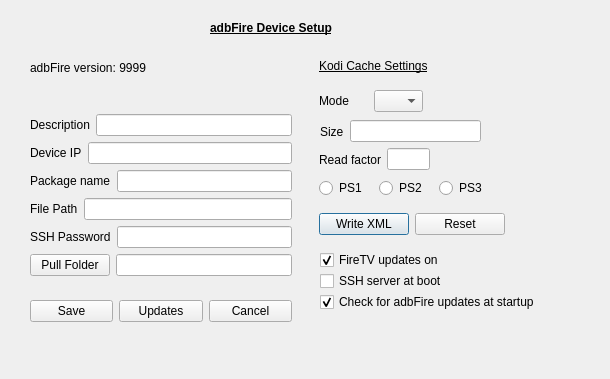
First picture: the form in preferencesdialog.ui, repository kbrack1/adbFire, before the edit.
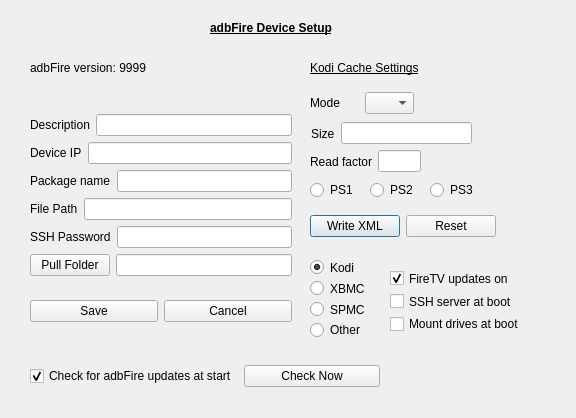
Second picture: the form after the edit.

Patch:
```diff
--- a/preferencesdialog.ui
+++ b/preferencesdialog.ui
@@ -6,8 +6,8 @@
    <rect>
     <x>0</x>
     <y>0</y>
-    <width>610</width>
-    <height>379</height>
+    <width>576</width>
+    <height>418</height>
    </rect>
   </property>
   <property name="windowTitle">
@@ -58,8 +58,8 @@
   <widget class="QLabel" name="label_8">
    <property name="geometry">
     <rect>
-     <x>319</x>
-     <y>58</y>
+     <x>310</x>
+     <y>60</y>
      <width>161</width>
      <height>16</height>
     </rect>
@@ -71,8 +71,8 @@
   <widget class="QWidget" name="layoutWidget">
    <property name="geometry">
     <rect>
-     <x>319</x>
-     <y>88</y>
+     <x>310</x>
+     <y>90</y>
      <width>104</width>
      <height>26</height>
     </rect>
@@ -125,8 +125,8 @@
   <widget class="QWidget" name="layoutWidget">
    <property name="geometry">
     <rect>
-     <x>319</x>
-     <y>208</y>
+     <x>310</x>
+     <y>210</y>
      <width>186</width>
      <height>32</height>
     </rect>
@@ -154,8 +154,8 @@
   <widget class="QWidget" name="layoutWidget">
    <property name="geometry">
     <rect>
-     <x>319</x>
-     <y>178</y>
+     <x>310</x>
+     <y>180</y>
      <width>174</width>
      <height>20</height>
     </rect>
@@ -202,8 +202,8 @@
   <widget class="QWidget" name="layoutWidget">
    <property name="geometry">
     <rect>
-     <x>320</x>
-     <y>120</y>
+     <x>311</x>
+     <y>122</y>
      <width>161</width>
      <height>23</height>
     </rect>
@@ -234,8 +234,8 @@
   <widget class="QWidget" name="layoutWidget">
    <property name="geometry">
     <rect>
-     <x>319</x>
-     <y>148</y>
+     <x>310</x>
+     <y>150</y>
      <width>111</width>
      <height>23</height>
     </rect>
@@ -269,63 +269,6 @@
     </item>
    </layout>
   </widget>
-  <widget class="QCheckBox" name="sshbox">
-   <property name="geometry">
-    <rect>
-     <x>320</x>
-     <y>271</y>
-     <width>142</width>
-     <height>20</height>
-    </rect>
-   </property>
-   <property name="toolTip">
-    <string>&lt;html&gt;&lt;head/&gt;&lt;body&gt;&lt;p&gt;Start SSH server at boot&lt;/p&gt;&lt;/body&gt;&lt;/html&gt;</string>
-   </property>
-   <property name="text">
-    <string>SSH server at boot</string>
-   </property>
-   <property name="checked">
-    <bool>false</bool>
-   </property>
-  </widget>
-  <widget class="QCheckBox" name="ftvupdatesBox">
-   <property name="geometry">
-    <rect>
-     <x>320</x>
-     <y>250</y>
-     <width>138</width>
-     <height>20</height>
-    </rect>
-   </property>
-   <property name="toolTip">
-    <string>&lt;html&gt;&lt;head/&gt;&lt;body&gt;&lt;p&gt;This&lt;span style=&quot; color:#c0c0c0;&quot;/&gt;disables/enables&lt;span style=&quot; color:#c0c0c0;&quot;/&gt;com.amazon.dcp&lt;/p&gt;&lt;/body&gt;&lt;/html&gt;</string>
-   </property>
-   <property name="text">
-    <string>FireTV updates on</string>
-   </property>
-   <property name="checked">
-    <bool>true</bool>
-   </property>
-  </widget>
-  <widget class="QCheckBox" name="versioncheck">
-   <property name="geometry">
-    <rect>
-     <x>320</x>
-     <y>292</y>
-     <width>252</width>
-     <height>20</height>
-    </rect>
-   </property>
-   <property name="toolTip">
-    <string>&lt;html&gt;&lt;head/&gt;&lt;body&gt;&lt;p&gt;Check for adbFire updates when program starts&lt;/p&gt;&lt;/body&gt;&lt;/html&gt;</string>
-   </property>
-   <property name="text">
-    <string>Check for adbFire updates at startup</string>
-   </property>
-   <property name="checked">
-    <bool>true</bool>
-   </property>
-  </widget>
   <widget class="QWidget" name="layoutWidget">
    <property name="geometry">
     <rect>
@@ -463,16 +406,6 @@
         </property>
        </widget>
       </item>
-      <item>
-       <widget class="QPushButton" name="getUpdate">
-        <property name="toolTip">
-         <string>&lt;html&gt;&lt;head/&gt;&lt;body&gt;&lt;p&gt;Check for adbFire Updates&lt;/p&gt;&lt;/body&gt;&lt;/html&gt;</string>
-        </property>
-        <property name="text">
-         <string>Updates</string>
-        </property>
-       </widget>
-      </item>
       <item>
        <widget class="QPushButton" name="pushButton_2">
         <property name="toolTip">
@@ -487,6 +420,135 @@
     </item>
    </layout>
   </widget>
+  <widget class="QWidget" name="">
+   <property name="geometry">
+    <rect>
+     <x>30</x>
+     <y>360</y>
+     <width>350</width>
+     <height>32</height>
+    </rect>
+   </property>
+   <layout class="QHBoxLayout" name="horizontalLayout_11">
+    <item>
+     <widget class="QCheckBox" name="versioncheck">
+      <property name="toolTip">
+       <string>&lt;html&gt;&lt;head/&gt;&lt;body&gt;&lt;p&gt;Check for adbFire updates when program starts&lt;/p&gt;&lt;/body&gt;&lt;/html&gt;</string>
+      </property>
+      <property name="text">
+       <string>Check for adbFire updates at start</string>
+      </property>
+      <property name="checked">
+       <bool>true</bool>
+      </property>
+     </widget>
+    </item>
+    <item>
+     <widget class="QPushButton" name="getUpdate">
+      <property name="toolTip">
+       <string>&lt;html&gt;&lt;head/&gt;&lt;body&gt;&lt;p&gt;Check for adbFire Updates&lt;/p&gt;&lt;/body&gt;&lt;/html&gt;</string>
+      </property>
+      <property name="text">
+       <string>Check Now</string>
+      </property>
+     </widget>
+    </item>
+   </layout>
+  </widget>
+  <widget class="QWidget" name="">
+   <property name="geometry">
+    <rect>
+     <x>390</x>
+     <y>270</y>
+     <width>153</width>
+     <height>62</height>
+    </rect>
+   </property>
+   <layout class="QVBoxLayout" name="verticalLayout_3">
+    <item>
+     <widget class="QCheckBox" name="ftvupdatesBox">
+      <property name="toolTip">
+       <string>&lt;html&gt;&lt;head/&gt;&lt;body&gt;&lt;p&gt;This&lt;span style=&quot; color:#c0c0c0;&quot;/&gt;disables/enables&lt;span style=&quot; color:#c0c0c0;&quot;/&gt;com.amazon.dcp&lt;/p&gt;&lt;/body&gt;&lt;/html&gt;</string>
+      </property>
+      <property name="text">
+       <string>FireTV updates on</string>
+      </property>
+      <property name="checked">
+       <bool>true</bool>
+      </property>
+     </widget>
+    </item>
+    <item>
+     <widget class="QCheckBox" name="sshbox">
+      <property name="toolTip">
+       <string>&lt;html&gt;&lt;head/&gt;&lt;body&gt;&lt;p&gt;Start SSH server at boot&lt;/p&gt;&lt;/body&gt;&lt;/html&gt;</string>
+      </property>
+      <property name="text">
+       <string>SSH server at boot</string>
+      </property>
+      <property name="checked">
+       <bool>false</bool>
+      </property>
+     </widget>
+    </item>
+    <item>
+     <widget class="QCheckBox" name="mountbox">
+      <property name="toolTip">
+       <string>&lt;html&gt;&lt;head/&gt;&lt;body&gt;&lt;p&gt;Start SSH server at boot&lt;/p&gt;&lt;/body&gt;&lt;/html&gt;</string>
+      </property>
+      <property name="text">
+       <string>Mount drives at boot</string>
+      </property>
+      <property name="checked">
+       <bool>false</bool>
+      </property>
+     </widget>
+    </item>
+   </layout>
+  </widget>
+  <widget class="QWidget" name="">
+   <property name="geometry">
+    <rect>
+     <x>310</x>
+     <y>260</y>
+     <width>66</width>
+     <height>77</height>
+    </rect>
+   </property>
+   <layout class="QVBoxLayout" name="verticalLayout_4">
+    <item>
+     <widget class="QRadioButton" name="kodiButton">
+      <property name="text">
+       <string>Kodi</string>
+      </property>
+      <property name="checked">
+       <bool>true</bool>
+      </property>
+     </widget>
+    </item>
+    <item>
+     <widget class="QRadioButton" name="xbmcButton">
+      <property name="text">
+       <string>XBMC</string>
+      </property>
+     </widget>
+    </item>
+    <item>
+     <widget class="QRadioButton" name="spmcButton">
+      <property name="text">
+       <string>SPMC</string>
+      </property>
+     </widget>
+    </item>
+    <item>
+     <widget class="QRadioButton" name="otherButton">
+      <property name="text">
+       <string>Other</string>
+      </property>
+     </widget>
+    </item>
+   </layout>
+  </widget>
  </widget>
  <tabstops>
   <tabstop>description</tabstop>
```
Left out of the diff: 10 changed lines with no effect on the pictures.
